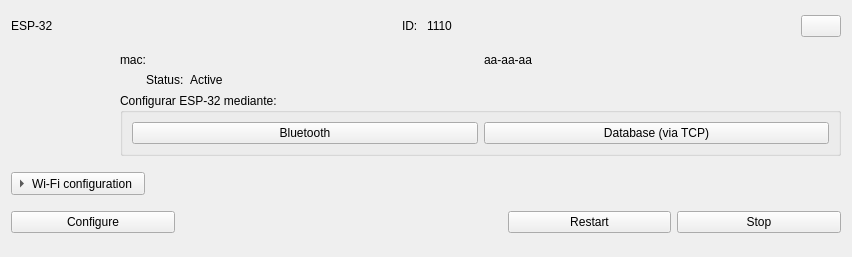
The window that Tarea2/Raspberry/extra/qt/esp_active_item.ui (valesteban/iot_g4) describes before a commit, drawn with Qt 5.
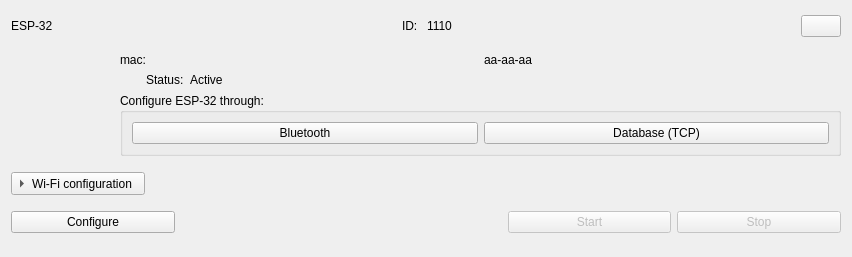
The same window after the commit. Icons and pictures are not drawn. Custom widgets are drawn as their Qt base class.

Commit message: reverti cambios en el ui

Diff of the .ui file:
```diff
--- a/Tarea2/Raspberry/extra/qt/esp_active_item.ui
+++ b/Tarea2/Raspberry/extra/qt/esp_active_item.ui
@@ -226,7 +226,7 @@
             </sizepolicy>
            </property>
            <property name="title">
-            <string>Configurar ESP-32 mediante:</string>
+            <string>Configure ESP-32 through:</string>
            </property>
            <layout class="QHBoxLayout" name="horizontalLayout_8">
             <item>
@@ -250,7 +250,7 @@
             <item>
              <widget class="QPushButton" name="pushButton_config_medium_bd">
               <property name="text">
-               <string>Database (via TCP)</string>
+               <string>Database (TCP)</string>
               </property>
               <property name="icon">
                <iconset resource="icons.qrc">
@@ -339,8 +339,11 @@
      </item>
      <item>
       <widget class="QPushButton" name="pushButton_esp_active_restart">
+       <property name="enabled">
+        <bool>false</bool>
+       </property>
        <property name="text">
-        <string>Restart</string>
+        <string>Start</string>
        </property>
        <property name="icon">
         <iconset resource="icons.qrc">
@@ -350,6 +353,9 @@
      </item>
      <item>
       <widget class="QPushButton" name="pushButton_esp_active_start_stop">
+       <property name="enabled">
+        <bool>false</bool>
+       </property>
        <property name="text">
         <string>Stop</string>
        </property>
```
Left out of the diff: 8 changed lines with no effect on the pictures. The commit also changes 3 other files.
